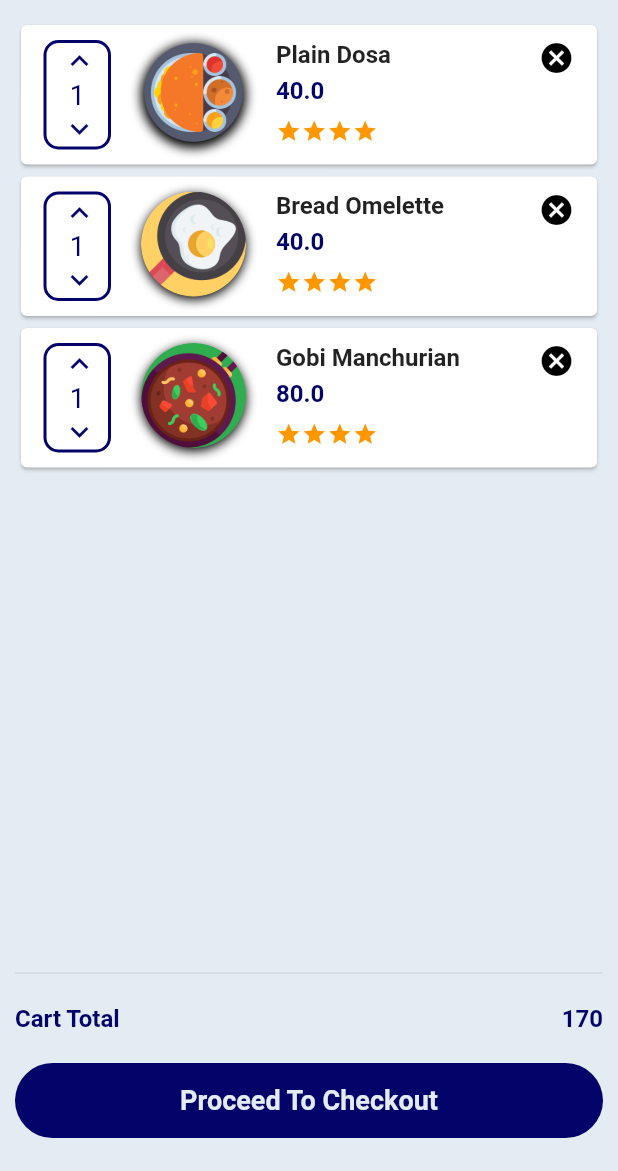
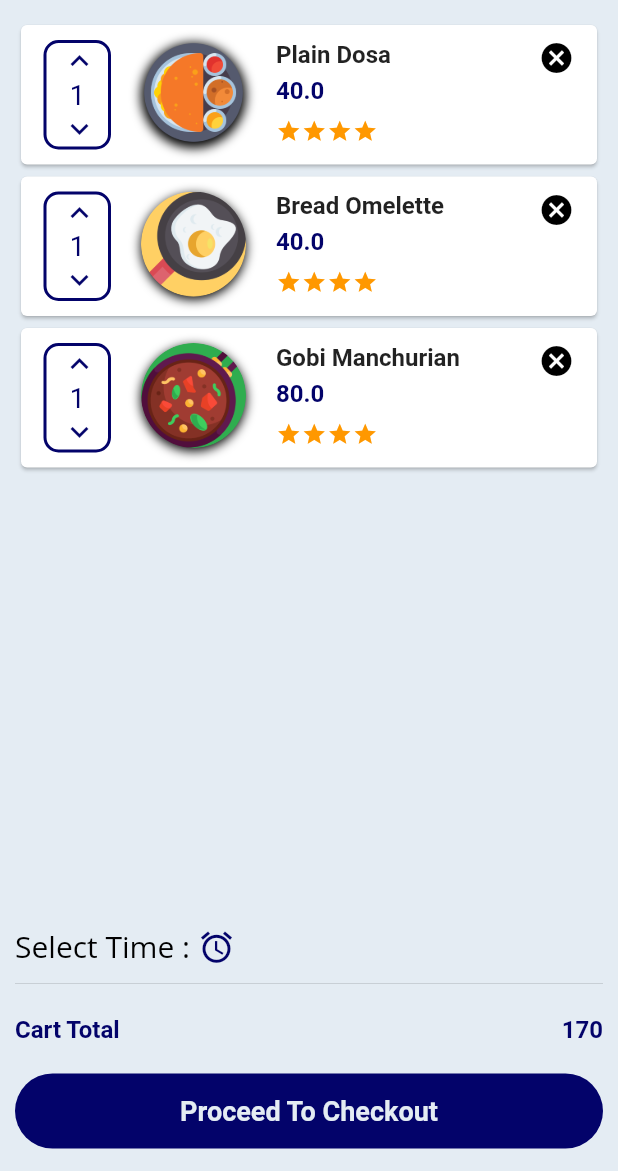
Before and after one commit to aravintharaj-s/Food-Order-App-SD-Lab, a Flutter app: the CartPage screen opened by its route, on a phone screen of 412 x 824 dp, the part 65-1236 px from its top. Run offline on Flutter 3.47's test engine with Material 2 defaults, Android fonts, the phone set to English and light mode, and no system bars; our stand-ins replace simple_animations, supercharged.

Commit message:
Initial commit

```diff
--- a/lib/Pages/cartpage.dart
+++ b/lib/Pages/cartpage.dart
@@ -126,25 +126,24 @@ class _CartPageState extends State<CartPage> {
           SizedBox(
             height: 10.0,
           ),
-          Row(
-            mainAxisSize: MainAxisSize.max,
-            mainAxisAlignment: MainAxisAlignment.spaceBetween,
-            children: <Widget>[
-              Text(
-                "Tax",
-                style: TextStyle(
-                    color: kInactiveColor,
-                    fontSize: 16.0,
-                    fontWeight: FontWeight.bold),
-              ),
-              Text(
-                "0.5",
-                style: TextStyle(
-                    color: kInactiveColor,
-                    fontSize: 16.0,
-                    fontWeight: FontWeight.bold),
-              ),
-            ],
+          Padding(
+            padding: EdgeInsets.only(right: 8.0),
+            child: GestureDetector(
+                onTap: () {
+                  selecTime(context);
+                },
+                child: Row(
+                  children: [
+                    menuText(
+                      text: "Select Time : ",
+                    ),
+                    Icon(
+                      Icons.alarm,
+                      color: kDarkssn,
+                      size: 25,
+                    ),
+                  ],
+                )),
           ),
           SizedBox(
             height: 10.0,
@@ -201,9 +200,6 @@ class _CartPageState extends State<CartPage> {
               ),
             ),
           ),
-          SizedBox(
-            height: 20.0,
-          ),
         ],
       ),
     );
```
